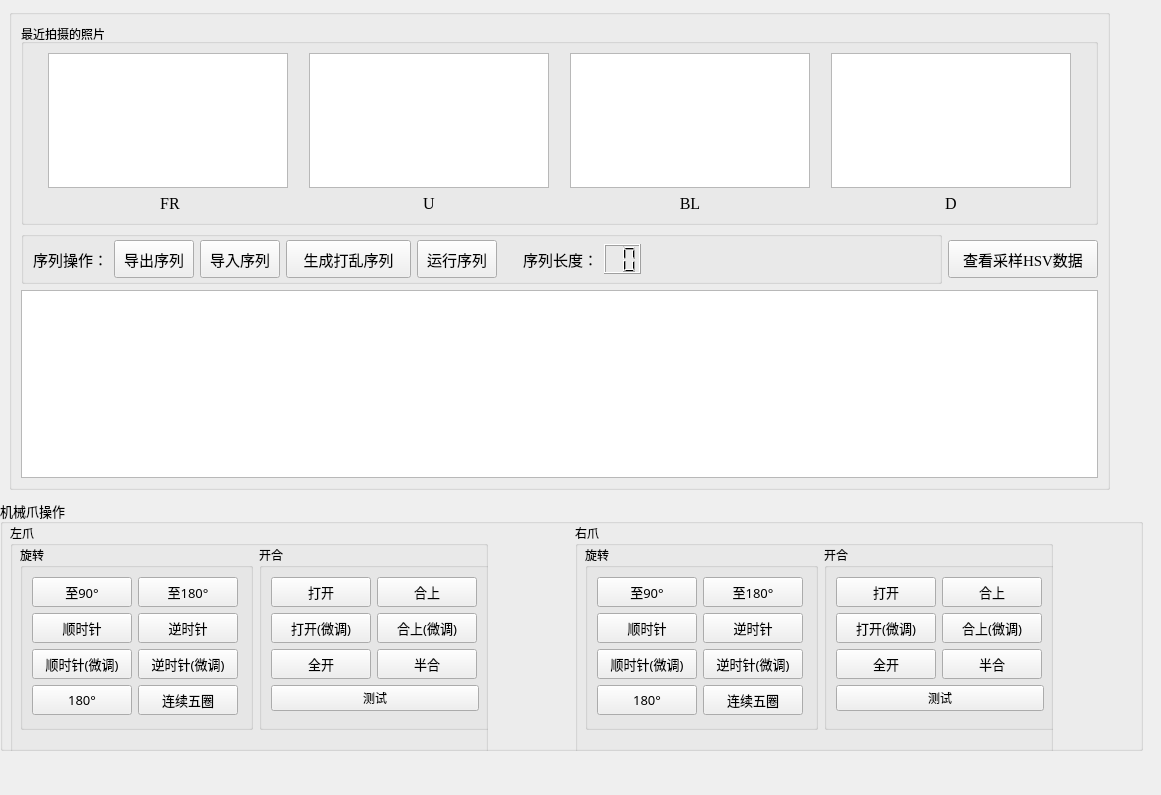
hovnySiLenCe/Cube_Explorer_SPFA_with_Qt, file Cube_Explorer_SPFA_with_Qt/qtWindows/DebugWidget.ui: the form before one commit.
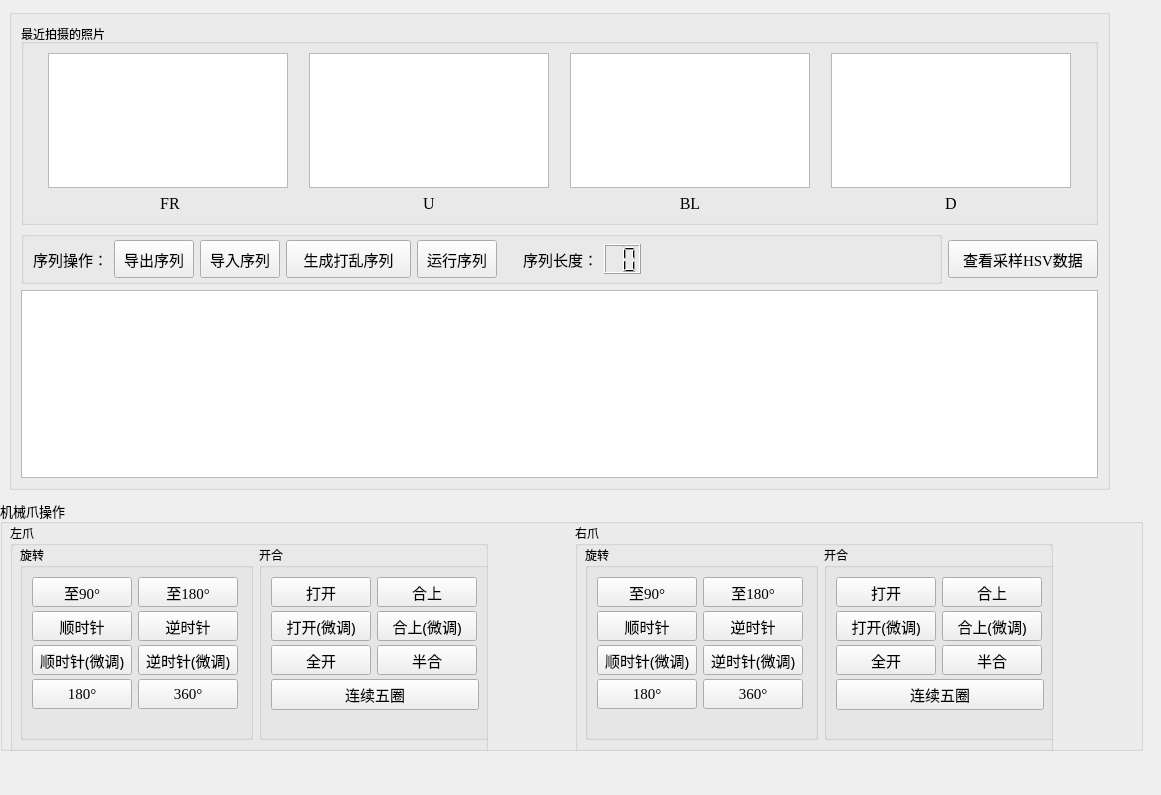
The form after the commit.

Diff of the .ui file:
```diff
--- a/Cube_Explorer_SPFA_with_Qt/qtWindows/DebugWidget.ui
+++ b/Cube_Explorer_SPFA_with_Qt/qtWindows/DebugWidget.ui
@@ -55,7 +55,7 @@
        <x>10</x>
        <y>22</y>
        <width>471</width>
-       <height>185</height>
+       <height>195</height>
       </rect>
      </property>
      <layout class="QHBoxLayout" name="horizontalLayout_4">
@@ -65,8 +65,17 @@
          <string>旋转</string>
         </property>
         <layout class="QFormLayout" name="formLayout_4">
+         <property name="verticalSpacing">
+          <number>4</number>
+         </property>
          <item row="0" column="0">
           <widget class="QPushButton" name="btn_left_to90">
+           <property name="sizePolicy">
+            <sizepolicy hsizetype="Minimum" vsizetype="Maximum">
+             <horstretch>0</horstretch>
+             <verstretch>0</verstretch>
+            </sizepolicy>
+           </property>
            <property name="minimumSize">
             <size>
              <width>100</width>
@@ -81,8 +90,8 @@
            </property>
            <property name="font">
             <font>
-             <family>Adobe Caslon Pro</family>
-             <pointsize>10</pointsize>
+             <family>Times New Roman</family>
+             <pointsize>11</pointsize>
             </font>
            </property>
            <property name="text">
@@ -92,6 +101,12 @@
          </item>
          <item row="0" column="1">
           <widget class="QPushButton" name="btn_left_to180">
+           <property name="sizePolicy">
+            <sizepolicy hsizetype="Minimum" vsizetype="Maximum">
+             <horstretch>0</horstretch>
+             <verstretch>0</verstretch>
+            </sizepolicy>
+           </property>
            <property name="minimumSize">
             <size>
              <width>100</width>
@@ -106,8 +121,8 @@
            </property>
            <property name="font">
             <font>
-             <family>Adobe Caslon Pro</family>
-             <pointsize>10</pointsize>
+             <family>Times New Roman</family>
+             <pointsize>11</pointsize>
             </font>
            </property>
            <property name="text">
@@ -117,6 +132,12 @@
          </item>
          <item row="1" column="0">
           <widget class="QPushButton" name="btn_left_clockwise">
+           <property name="sizePolicy">
+            <sizepolicy hsizetype="Minimum" vsizetype="Maximum">
+             <horstretch>0</horstretch>
+             <verstretch>0</verstretch>
+            </sizepolicy>
+           </property>
            <property name="minimumSize">
             <size>
              <width>100</width>
@@ -131,7 +152,7 @@
            </property>
            <property name="font">
             <font>
-             <pointsize>10</pointsize>
+             <pointsize>11</pointsize>
             </font>
            </property>
            <property name="text">
@@ -141,6 +162,12 @@
          </item>
          <item row="1" column="1">
           <widget class="QPushButton" name="btn_left_anticlockwise">
+           <property name="sizePolicy">
+            <sizepolicy hsizetype="Minimum" vsizetype="Maximum">
+             <horstretch>0</horstretch>
+             <verstretch>0</verstretch>
+            </sizepolicy>
+           </property>
            <property name="minimumSize">
             <size>
              <width>100</width>
@@ -155,7 +182,7 @@
            </property>
            <property name="font">
             <font>
-             <pointsize>10</pointsize>
+             <pointsize>11</pointsize>
             </font>
            </property>
            <property name="text">
@@ -165,6 +192,12 @@
          </item>
          <item row="2" column="0">
           <widget class="QPushButton" name="btn_left_clockwise_small">
+           <property name="sizePolicy">
+            <sizepolicy hsizetype="Minimum" vsizetype="Maximum">
+             <horstretch>0</horstretch>
+             <verstretch>0</verstretch>
+            </sizepolicy>
+           </property>
            <property name="minimumSize">
             <size>
              <width>100</width>
@@ -179,7 +212,7 @@
            </property>
            <property name="font">
             <font>
-             <pointsize>10</pointsize>
+             <pointsize>11</pointsize>
             </font>
            </property>
            <property name="text">
@@ -189,6 +222,12 @@
          </item>
          <item row="2" column="1">
           <widget class="QPushButton" name="btn_left_anticlockwise_small">
+           <property name="sizePolicy">
+            <sizepolicy hsizetype="Minimum" vsizetype="Maximum">
+             <horstretch>0</horstretch>
+             <verstretch>0</verstretch>
+            </sizepolicy>
+           </property>
            <property name="minimumSize">
             <size>
              <width>100</width>
@@ -203,7 +242,7 @@
            </property>
            <property name="font">
             <font>
-             <pointsize>10</pointsize>
+             <pointsize>11</pointsize>
             </font>
            </property>
            <property name="text">
@@ -213,6 +252,12 @@
          </item>
          <item row="3" column="0">
           <widget class="QPushButton" name="btn_left_180">
+           <property name="sizePolicy">
+            <sizepolicy hsizetype="Minimum" vsizetype="Maximum">
+             <horstretch>0</horstretch>
+             <verstretch>0</verstretch>
+            </sizepolicy>
+           </property>
            <property name="minimumSize">
             <size>
              <width>100</width>
@@ -227,8 +272,8 @@
            </property>
            <property name="font">
             <font>
-             <family>Adobe Caslon Pro</family>
-             <pointsize>10</pointsize>
+             <family>Times New Roman</family>
+             <pointsize>11</pointsize>
             </font>
            </property>
            <property name="text">
@@ -238,6 +283,12 @@
          </item>
          <item row="3" column="1">
           <widget class="QPushButton" name="btn_left_5circle">
+           <property name="sizePolicy">
+            <sizepolicy hsizetype="Minimum" vsizetype="Maximum">
+             <horstretch>0</horstretch>
+             <verstretch>0</verstretch>
+            </sizepolicy>
+           </property>
            <property name="minimumSize">
             <size>
              <width>100</width>
@@ -252,11 +303,12 @@
            </property>
            <property name="font">
             <font>
-             <pointsize>10</pointsize>
+             <family>Times New Roman</family>
+             <pointsize>11</pointsize>
             </font>
            </property>
            <property name="text">
-            <string>连续五圈</string>
+            <string>360°</string>
            </property>
           </widget>
          </item>
@@ -277,8 +329,17 @@
          <string>开合</string>
         </property>
         <layout class="QFormLayout" name="formLayout">
+         <property name="verticalSpacing">
+          <number>4</number>
+         </property>
          <item row="0" column="0">
           <widget class="QPushButton" name="btn_left_open">
+           <property name="sizePolicy">
+            <sizepolicy hsizetype="Minimum" vsizetype="Maximum">
+             <horstretch>0</horstretch>
+             <verstretch>0</verstretch>
+            </sizepolicy>
+           </property>
            <property name="minimumSize">
             <size>
              <width>100</width>
@@ -294,7 +355,7 @@
            <property name="font">
             <font>
              <family>Adobe Caslon Pro</family>
-             <pointsize>10</pointsize>
+             <pointsize>11</pointsize>
             </font>
            </property>
            <property name="text">
@@ -304,6 +365,12 @@
          </item>
          <item row="0" column="1">
           <widget class="QPushButton" name="btn_left_close">
+           <property name="sizePolicy">
+            <sizepolicy hsizetype="Minimum" vsizetype="Maximum">
+             <horstretch>0</horstretch>
+             <verstretch>0</verstretch>
+            </sizepolicy>
+           </property>
            <property name="minimumSize">
             <size>
              <width>100</width>
@@ -319,7 +386,7 @@
            <property name="font">
             <font>
              <family>Adobe Caslon Pro</family>
-             <pointsize>10</pointsize>
+             <pointsize>11</pointsize>
             </font>
            </property>
            <property name="text">
@@ -329,6 +396,12 @@
          </item>
          <item row="1" column="0">
           <widget class="QPushButton" name="btn_left_open_small">
+           <property name="sizePolicy">
+            <sizepolicy hsizetype="Minimum" vsizetype="Maximum">
+             <horstretch>0</horstretch>
+             <verstretch>0</verstretch>
+            </sizepolicy>
+           </property>
            <property name="minimumSize">
             <size>
              <width>100</width>
@@ -343,7 +416,7 @@
            </property>
            <property name="font">
             <font>
-             <pointsize>10</pointsize>
+             <pointsize>11</pointsize>
             </font>
            </property>
            <property name="text">
@@ -353,6 +426,12 @@
          </item>
          <item row="1" column="1">
           <widget class="QPushButton" name="btn_left_close_small">
+           <property name="sizePolicy">
+            <sizepolicy hsizetype="Minimum" vsizetype="Maximum">
+             <horstretch>0</horstretch>
+             <verstretch>0</verstretch>
+            </sizepolicy>
+           </property>
            <property name="minimumSize">
             <size>
              <width>100</width>
@@ -367,7 +446,7 @@
            </property>
            <property name="font">
             <font>
-             <pointsize>10</pointsize>
+             <pointsize>11</pointsize>
             </font>
            </property>
            <property name="text">
@@ -377,6 +456,12 @@
          </item>
          <item row="2" column="0">
           <widget class="QPushButton" name="btn_left_open_all">
+           <property name="sizePolicy">
+            <sizepolicy hsizetype="Minimum" vsizetype="Maximum">
+             <horstretch>0</horstretch>
+             <verstretch>0</verstretch>
+            </sizepolicy>
+           </property>
            <property name="minimumSize">
             <size>
              <width>100</width>
@@ -391,7 +476,7 @@
            </property>
            <property name="font">
             <font>
-             <pointsize>10</pointsize>
+             <pointsize>11</pointsize>
             </font>
            </property>
            <property name="text">
@@ -401,6 +486,12 @@
          </item>
          <item row="2" column="1">
           <widget class="QPushButton" name="btn_left_close_half">
+           <property name="sizePolicy">
+            <sizepolicy hsizetype="Minimum" vsizetype="Maximum">
+             <horstretch>0</horstretch>
+             <verstretch>0</verstretch>
+            </sizepolicy>
+           </property>
            <property name="minimumSize">
             <size>
              <width>100</width>
@@ -415,7 +506,7 @@
            </property>
            <property name="font">
             <font>
-             <pointsize>10</pointsize>
+             <pointsize>11</pointsize>
             </font>
            </property>
            <property name="text">
@@ -425,8 +516,25 @@
          </item>
          <item row="3" column="0" colspan="2">
           <widget class="QPushButton" name="btn_test1">
+           <property name="sizePolicy">
+            <sizepolicy hsizetype="Minimum" vsizetype="Maximum">
+             <horstretch>0</horstretch>
+             <verstretch>0</verstretch>
+            </sizepolicy>
+           </property>
+           <property name="minimumSize">
+            <size>
+             <width>0</width>
+             <height>30</height>
+            </size>
+           </property>
+           <property name="font">
+            <font>
+             <pointsize>11</pointsize>
+            </font>
+           </property>
            <property name="text">
-            <string>测试</string>
+            <string>连续五圈</string>
            </property>
           </widget>
          </item>
@@ -460,7 +568,7 @@
        <x>10</x>
        <y>22</y>
        <width>471</width>
-       <height>185</height>
+       <height>195</height>
       </rect>
      </property>
      <layout class="QHBoxLayout" name="horizontalLayout_5">
@@ -470,8 +578,17 @@
          <string>旋转</string>
         </property>
         <layout class="QFormLayout" name="formLayout_3">
+         <property name="verticalSpacing">
+          <number>4</number>
+         </property>
          <item row="0" column="0">
           <widget class="QPushButton" name="btn_right_to90">
+           <property name="sizePolicy">
+            <sizepolicy hsizetype="Minimum" vsizetype="Maximum">
+             <horstretch>0</horstretch>
+             <verstretch>0</verstretch>
+            </sizepolicy>
+           </property>
            <property name="minimumSize">
             <size>
              <width>100</width>
@@ -486,8 +603,8 @@
            </property>
            <property name="font">
             <font>
-             <family>Adobe Caslon Pro</family>
-             <pointsize>10</pointsize>
+             <family>Times New Roman</family>
+             <pointsize>11</pointsize>
             </font>
            </property>
            <property name="text">
@@ -497,6 +614,12 @@
          </item>
          <item row="0" column="1">
           <widget class="QPushButton" name="btn_right_to180">
+           <property name="sizePolicy">
+            <sizepolicy hsizetype="Minimum" vsizetype="Maximum">
+             <horstretch>0</horstretch>
+             <verstretch>0</verstretch>
+            </sizepolicy>
+           </property>
            <property name="minimumSize">
             <size>
              <width>100</width>
@@ -511,8 +634,8 @@
            </property>
            <property name="font">
             <font>
-             <family>Adobe Caslon Pro</family>
-             <pointsize>10</pointsize>
+             <family>Times New Roman</family>
+             <pointsize>11</pointsize>
             </font>
            </property>
            <property name="text">
@@ -522,6 +645,12 @@
          </item>
          <item row="1" column="0">
           <widget class="QPushButton" name="btn_right_clockwise">
+           <property name="sizePolicy">
+            <sizepolicy hsizetype="Minimum" vsizetype="Maximum">
+             <horstretch>0</horstretch>
+             <verstretch>0</verstretch>
+            </sizepolicy>
+           </property>
            <property name="minimumSize">
             <size>
              <width>100</width>
@@ -536,7 +665,7 @@
            </property>
            <property name="font">
             <font>
-             <pointsize>10</pointsize>
+             <pointsize>11</pointsize>
             </font>
            </property>
            <property name="text">
@@ -546,6 +675,12 @@
          </item>
          <item row="1" column="1">
           <widget class="QPushButton" name="btn_right_anticlockwise">
+           <property name="sizePolicy">
+            <sizepolicy hsizetype="Minimum" vsizetype="Maximum">
+             <horstretch>0</horstretch>
+             <verstretch>0</verstretch>
+            </sizepolicy>
+           </property>
            <property name="minimumSize">
             <size>
              <width>100</width>
@@ -560,7 +695,7 @@
            </property>
            <property name="font">
             <font>
-             <pointsize>10</pointsize>
+             <pointsize>11</pointsize>
             </font>
            </property>
            <property name="text">
@@ -570,6 +705,12 @@
          </item>
          <item row="2" column="0">
           <widget class="QPushButton" name="btn_right_clockwise_small">
+           <property name="sizePolicy">
+            <sizepolicy hsizetype="Minimum" vsizetype="Maximum">
+             <horstretch>0</horstretch>
+             <verstretch>0</verstretch>
+            </sizepolicy>
+           </property>
            <property name="minimumSize">
             <size>
              <width>100</width>
@@ -584,7 +725,7 @@
            </property>
            <property name="font">
             <font>
-             <pointsize>10</pointsize>
+             <pointsize>11</pointsize>
             </font>
            </property>
            <property name="text">
@@ -594,6 +735,12 @@
          </item>
          <item row="2" column="1">
           <widget class="QPushButton" name="btn_right_anticlockwise_small">
+           <property name="sizePolicy">
+            <sizepolicy hsizetype="Minimum" vsizetype="Maximum">
+             <horstretch>0</horstretch>
+             <verstretch>0</verstretch>
+            </sizepolicy>
+           </property>
            <property name="minimumSize">
             <size>
              <width>100</width>
@@ -608,7 +755,7 @@
            </property>
            <property name="font">
             <font>
-             <pointsize>10</pointsize>
+             <pointsize>11</pointsize>
             </font>
            </property>
            <property name="text">
@@ -618,6 +765,12 @@
          </item>
          <item row="3" column="0">
           <widget class="QPushButton" name="btn_right_180">
+           <property name="sizePolicy">
+            <sizepolicy hsizetype="Minimum" vsizetype="Maximum">
+             <horstretch>0</horstretch>
+             <verstretch>0</verstretch>
+            </sizepolicy>
+           </property>
            <property name="minimumSize">
             <size>
              <width>100</width>
@@ -632,8 +785,8 @@
            </property>
            <property name="font">
             <font>
-             <family>Adobe Caslon Pro</family>
-             <pointsize>10</pointsize>
+             <family>Times New Roman</family>
+             <pointsize>11</pointsize>
             </font>
            </property>
            <property name="text">
@@ -643,6 +796,12 @@
          </item>
          <item row="3" column="1">
           <widget class="QPushButton" name="btn_right_5circle">
+           <property name="sizePolicy">
+            <sizepolicy hsizetype="Minimum" vsizetype="Maximum">
+             <horstretch>0</horstretch>
+             <verstretch>0</verstretch>
+            </sizepolicy>
+           </property>
            <property name="minimumSize">
             <size>
              <width>100</width>
@@ -657,11 +816,12 @@
            </property>
            <property name="font">
             <font>
-             <pointsize>10</pointsize>
+             <family>Times New Roman</family>
+             <pointsize>11</pointsize>
             </font>
            </property>
            <property name="text">
-            <string>连续五圈</string>
+            <string>360°</string>
            </property>
           </widget>
          </item>
@@ -674,8 +834,17 @@
          <string>开合</string>
         </property>
         <layout class="QFormLayout" name="formLayout_2">
+         <property name="verticalSpacing">
+          <number>4</number>
+         </property>
          <item row="0" column="0">
           <widget class="QPushButton" name="btn_right_open">
+           <property name="sizePolicy">
+            <sizepolicy hsizetype="Minimum" vsizetype="Maximum">
+             <horstretch>0</horstretch>
+             <verstretch>0</verstretch>
+            </sizepolicy>
+           </property>
            <property name="minimumSize">
             <size>
              <width>100</width>
@@ -691,7 +860,7 @@
            <property name="font">
             <font>
              <family>Adobe Caslon Pro</family>
-             <pointsize>10</pointsize>
+             <pointsize>11</pointsize>
             </font>
            </property>
            <property name="text">
@@ -701,6 +870,12 @@
          </item>
          <item row="0" column="1">
           <widget class="QPushButton" name="btn_right_close">
+           <property name="sizePolicy">
+            <sizepolicy hsizetype="Minimum" vsizetype="Maximum">
+             <horstretch>0</horstretch>
+             <verstretch>0</verstretch>
+            </sizepolicy>
+           </property>
            <property name="minimumSize">
             <size>
              <width>100</width>
@@ -716,7 +891,7 @@
            <property name="font">
             <font>
              <family>Adobe Caslon Pro</family>
-             <pointsize>10</pointsize>
+             <pointsize>11</pointsize>
             </font>
            </property>
            <property name="text">
@@ -726,6 +901,12 @@
          </item>
          <item row="1" column="0">
           <widget class="QPushButton" name="btn_right_open_small">
+           <property name="sizePolicy">
+            <sizepolicy hsizetype="Minimum" vsizetype="Maximum">
+             <horstretch>0</horstretch>
+             <verstretch>0</verstretch>
+            </sizepolicy>
+           </property>
            <property name="minimumSize">
             <size>
              <width>100</width>
@@ -740,7 +921,7 @@
            </property>
            <property name="font">
             <font>
-             <pointsize>10</pointsize>
+             <pointsize>11</pointsize>
             </font>
            </property>
            <property name="text">
@@ -750,6 +931,12 @@
          </item>
          <item row="1" column="1">
           <widget class="QPushButton" name="btn_right_close_small">
+           <property name="sizePolicy">
+            <sizepolicy hsizetype="Minimum" vsizetype="Maximum">
+             <horstretch>0</horstretch>
+             <verstretch>0</verstretch>
+            </sizepolicy>
+           </property>
            <property name="minimumSize">
             <size>
              <width>100</width>
@@ -764,7 +951,7 @@
            </property>
            <property name="font">
             <font>
-             <pointsize>10</pointsize>
+             <pointsize>11</pointsize>
             </font>
            </property>
            <property name="text">
@@ -774,6 +961,12 @@
          </item>
          <item row="2" column="0">
           <widget class="QPushButton" name="btn_right_open_all">
+           <property name="sizePolicy">
+            <sizepolicy hsizetype="Minimum" vsizetype="Maximum">
+             <horstretch>0</horstretch>
+             <verstretch>0</verstretch>
+            </sizepolicy>
+           </property>
            <property name="minimumSize">
             <size>
              <width>100</width>
@@ -788,7 +981,7 @@
            </property>
            <property name="font">
             <font>
-             <pointsize>10</pointsize>
+             <pointsize>11</pointsize>
             </font>
            </property>
            <property name="text">
@@ -798,6 +991,12 @@
          </item>
          <item row="2" column="1">
           <widget class="QPushButton" name="btn_right_close_half">
+           <property name="sizePolicy">
+            <sizepolicy hsizetype="Minimum" vsizetype="Maximum">
+             <horstretch>0</horstretch>
+             <verstretch>0</verstretch>
+            </sizepolicy>
+           </property>
            <property name="minimumSize">
             <size>
              <width>100</width>
@@ -812,7 +1011,7 @@
            </property>
            <property name="font">
             <font>
-             <pointsize>10</pointsize>
+             <pointsize>11</pointsize>
             </font>
            </property>
            <property name="text">
@@ -822,8 +1021,25 @@
          </item>
          <item row="3" column="0" colspan="2">
           <widget class="QPushButton" name="btn_test2">
+           <property name="sizePolicy">
+            <sizepolicy hsizetype="Minimum" vsizetype="Maximum">
+             <horstretch>0</horstretch>
+             <verstretch>0</verstretch>
+            </sizepolicy>
+           </property>
+           <property name="minimumSize">
+            <size>
+             <width>0</width>
+             <height>30</height>
+            </size>
+           </property>
+           <property name="font">
+            <font>
+             <pointsize>11</pointsize>
+            </font>
+           </property>
            <property name="text">
-            <string>测试</string>
+            <string>连续五圈</string>
            </property>
           </widget>
          </item>
```
